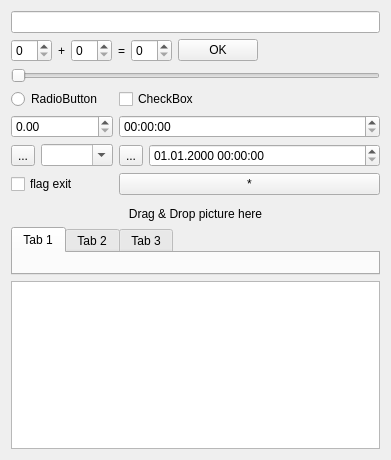
This is Qt/my_programm/_For_tests/src/for_tests_mainbox/src/ui/for_tests_mainbox.ui in RinatB2017/mega_GIT as Qt 5 draws it before an edit. The edited form follows.
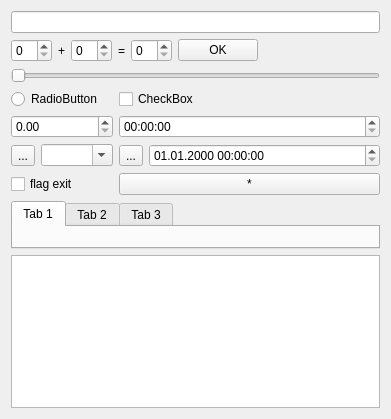
This is the edited form. Custom widgets are drawn as their Qt base class.

What changed in the file:
```diff
--- a/Qt/my_programm/_For_tests/src/for_tests_mainbox/src/ui/for_tests_mainbox.ui
+++ b/Qt/my_programm/_For_tests/src/for_tests_mainbox/src/ui/for_tests_mainbox.ui
@@ -7,7 +7,7 @@
     <x>0</x>
     <y>0</y>
     <width>391</width>
-    <height>460</height>
+    <height>419</height>
    </rect>
   </property>
   <layout class="QVBoxLayout" name="verticalLayout">
@@ -160,19 +160,6 @@
      </item>
     </layout>
    </item>
-   <item>
-    <widget class="IPV4_wo_port" name="widget" native="true"/>
-   </item>
-   <item>
-    <widget class="PictureLabel" name="label_3">
-     <property name="text">
-      <string>Drag &amp; Drop picture here</string>
-     </property>
-     <property name="alignment">
-      <set>Qt::AlignCenter</set>
-     </property>
-    </widget>
-   </item>
    <item>
     <widget class="QTabWidget" name="tabWidget">
      <property name="currentIndex">
@@ -203,19 +190,6 @@
    </item>
   </layout>
  </widget>
- <customwidgets>
-  <customwidget>
-   <class>IPV4_wo_port</class>
-   <extends>QWidget</extends>
-   <header location="global">ipv4_wo_port.hpp</header>
-   <container>1</container>
-  </customwidget>
-  <customwidget>
-   <class>PictureLabel</class>
-   <extends>QLabel</extends>
-   <header>picturelabel.hpp</header>
-  </customwidget>
- </customwidgets>
  <tabstops>
   <tabstop>lineEdit</tabstop>
   <tabstop>sb_1</tabstop>
```
